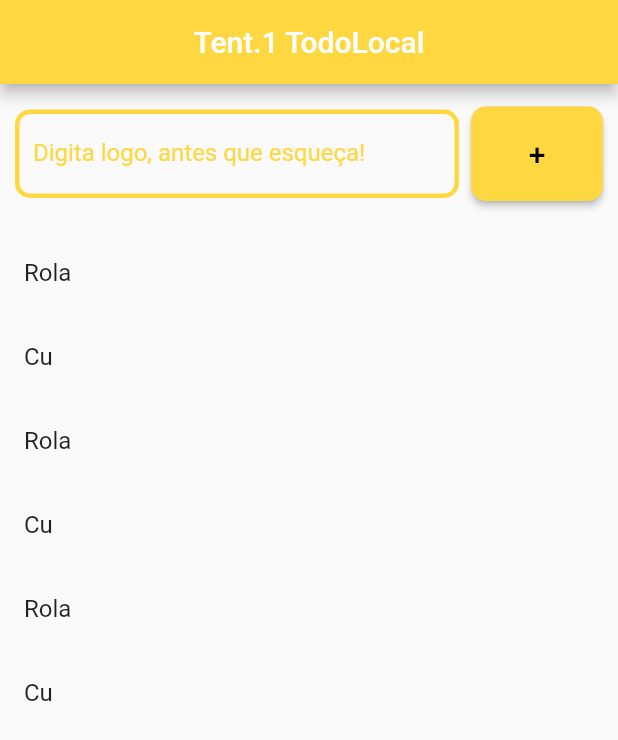
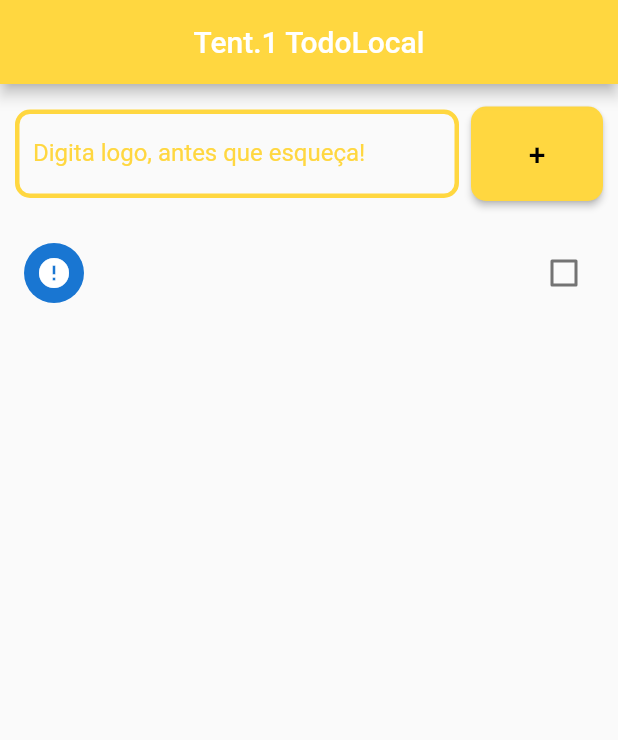
Before and after one commit to albertobezerra/todo_curso_udemy, a Flutter app: the screen it shows after launch, after a tap on an icon or button, on a phone screen of 412 x 824 dp. Shown: the top 740 px of the screen. Run offline on Flutter 3.47's test engine with Material 2 defaults, Android fonts, the phone set to English and light mode, and no system bars.

Commit message:
Já adicionando as tarefas na lista

```diff
--- a/lib/main.dart
+++ b/lib/main.dart
@@ -19,14 +19,20 @@
 }
 
 class _HomeState extends State<Home> {
-  List _toDoList = [
-    'Rola',
-    'Cu',
-    'Rola',
-    'Cu',
-    'Rola',
-    'Cu',
-  ];
+  final _toDoController = TextEditingController();
+
+  List _toDoList = [];
+
+  void _addToDo() {
+    setState(() {
+      Map<String, dynamic> newToDo = Map();
+      newToDo['title'] = _toDoController.text;
+      _toDoController.text = '';
+      newToDo['ok'] = false;
+      _toDoList.add(newToDo);
+    });
+  }
+
   @override
   Widget build(BuildContext context) {
     return Scaffold(
@@ -43,6 +49,7 @@
               children: [
                 Expanded(
                   child: TextField(
+                    controller: _toDoController,
                     decoration: InputDecoration(
                       enabledBorder: OutlineInputBorder(
                         borderSide: const BorderSide(
@@ -66,7 +73,7 @@
                   padding: EdgeInsets.all(20),
                   shape: RoundedRectangleBorder(
                       borderRadius: BorderRadius.circular(10)),
-                  onPressed: () {},
+                  onPressed: _addToDo,
                   color: Colors.amberAccent,
                   child: Text(
                     '+',
@@ -84,8 +91,14 @@
             padding: EdgeInsets.only(top: 10),
             itemCount: _toDoList.length,
             itemBuilder: (context, index) {
-              return ListTile(
-                title: Text(_toDoList[index]),
+              return CheckboxListTile(
+                title: Text(_toDoList[index]['title']),
+                value: _toDoList[index]['ok'],
+                secondary: CircleAvatar(
+                  child:
+                      Icon(_toDoList[index]['ok'] ? Icons.check : Icons.error),
+                ),
+                onChanged: (bool? value) {},
               );
             },
           ))
```
